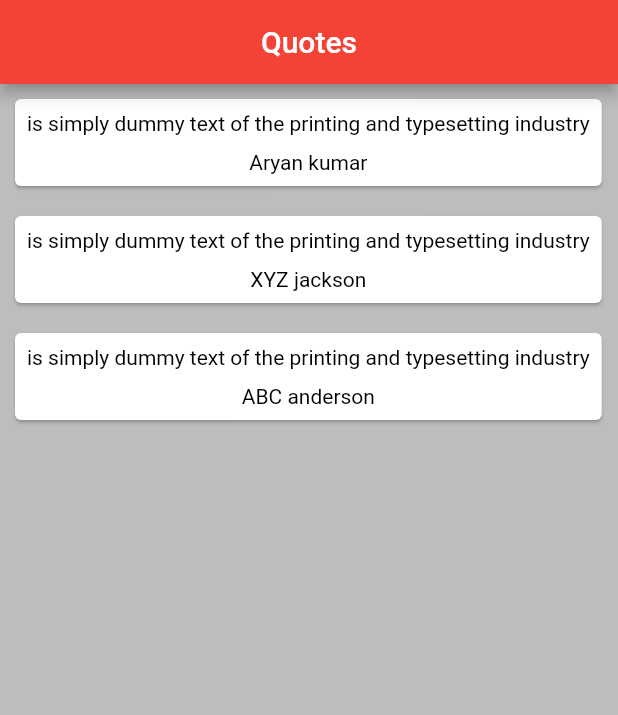
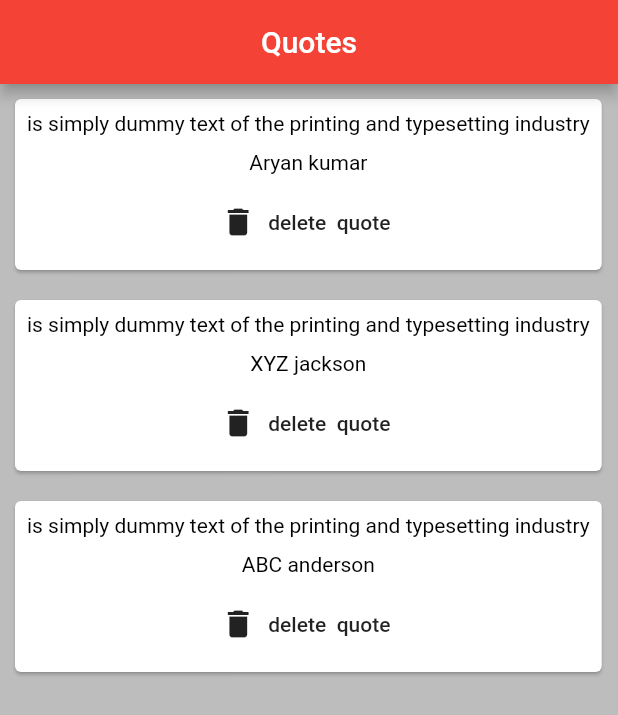
Before and after one commit to XaryannnX/logic, a Flutter app: the screen it shows after launch, on a phone screen of 412 x 824 dp. Shown: the top 715 px of the screen. Run offline on Flutter 3.47's test engine with Material 2 defaults, Android fonts, the phone set to English and light mode, and no system bars.

Commit message:
🎉 bug fix

```diff
--- a/lib/class.dart
+++ b/lib/class.dart
@@ -1,5 +1,5 @@
 class Quote {
   String? text;
   String? author;
-  Quote({this.text , this.author});
+  Quote({this.text, this.author});
 }
--- a/lib/main.dart
+++ b/lib/main.dart
@@ -1,5 +1,6 @@
 import 'package:flutter/material.dart';
 import 'class.dart';
+import 'quote_card.dart';
 
 void main() => runApp(const MaterialApp(
       home: QuoteList(),
@@ -24,9 +25,6 @@ class _QuoteListState extends State<QuoteList> {
         author: 'ABC anderson',
         text: 'is simply dummy text of the printing and typesetting industry'),
   ];
-  Widget quoteTemplate(quote) {
-    return  QuoteCard (quote: quote);
-  }
 
   @override
   Widget build(BuildContext context) {
@@ -38,42 +36,16 @@ class _QuoteListState extends State<QuoteList> {
         centerTitle: true,
       ),
       body: Column(
-        children: quotes.map((quote) => quoteTemplate(quote)).toList(),
+        children: quotes
+            .map((quote) => QuoteCard(
+                quote: quote,
+                delete: () {
+                  setState(() {
+                    quotes.remove(quote);
+                  });
+                }))
+            .toList(),
       ),
     );
   }
 }
-
- class QuoteCard extends StatelessWidget {
-  final Quote quote;
- QuoteCard({ required this.quote });
-
- //ss
-
-  @override
-  Widget build(BuildContext context) {
-    return Card(
-        margin: EdgeInsets.fromLTRB(10.0, 10.0, 10.0, 10.0),
-        child: Padding(
-          padding: EdgeInsets.all(8.0),
-          child: Column(children: <Widget>[
-            Text(
-                '${quote.text}',
-                style: TextStyle(
-                  fontSize: 14.0,
-                  color: Colors.black,
-                )),
-            SizedBox(
-              height: 10.0,
-            ),
-            Text(
-              '${quote.author}',
-              style: TextStyle(
-                fontSize: 14.0,
-                color: Colors.black,
-              ),
-            ),
-          ]),
-        ));
-  }
-}
--- /dev/null
+++ b/lib/quote_card.dart
@@ -0,0 +1,45 @@
+import 'package:flutter/material.dart';
+import 'class.dart';
+
+class QuoteCard extends StatelessWidget {
+  final Quote quote;
+  final Function delete;
+  QuoteCard({required this.quote, required this.delete});
+  //ss
+  @override
+  Widget build(BuildContext context) {
+    return Card(
+        margin: EdgeInsets.fromLTRB(10.0, 10.0, 10.0, 10.0),
+        child: Padding(
+          padding: EdgeInsets.all(8.0),
+          child: Column(children: <Widget>[
+            Text('${quote.text}',
+                style: TextStyle(
+                  fontSize: 14.0,
+                  color: Colors.black,
+                )),
+            SizedBox(
+              height: 10.0,
+            ),
+            Text(
+              '${quote.author}',
+              style: TextStyle(
+                fontSize: 14.0,
+                color: Colors.black,
+              ),
+            ),
+            SizedBox(
+              height: 8.0,
+            ),
+            // ignore: deprecated_member_use
+            FlatButton.icon(
+              onPressed: () {
+                delete;
+              },
+              label: Text('delete  quote'),
+              icon: Icon(Icons.delete),
+            )
+          ]),
+        ));
+  }
+}
```
